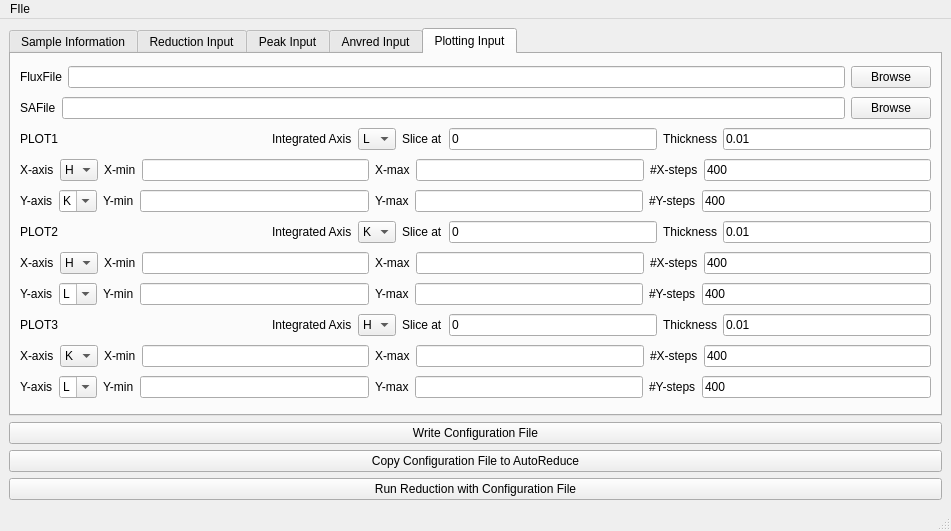
Above: design.ui from mantidproject/SCDReductionGUI before the change. Below: the same form after it.
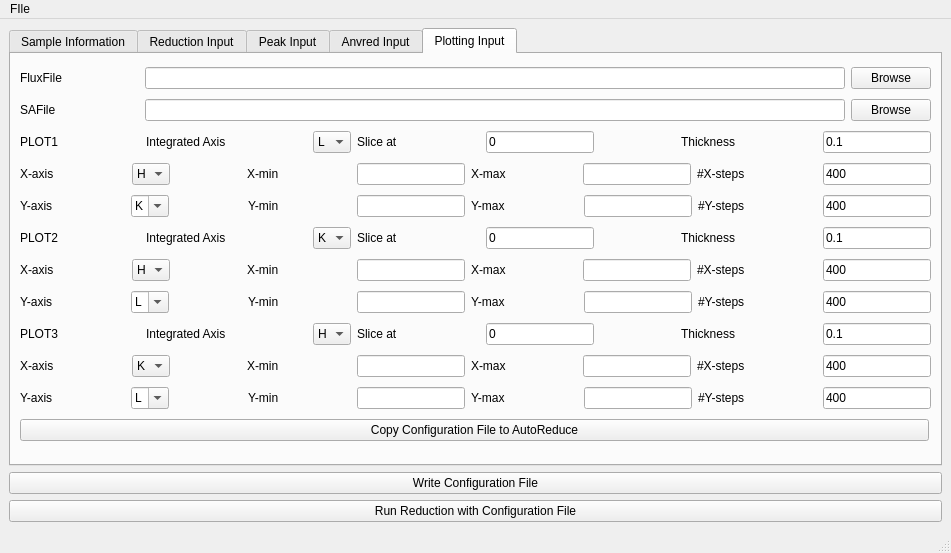
That is the form after the change. The open tabs and pages were chosen to show the change.

Commit message: Refs #master add live data checkbox

The edit to the form file:
```diff
--- a/design.ui
+++ b/design.ui
@@ -7,7 +7,7 @@
     <x>0</x>
     <y>0</y>
     <width>951</width>
-    <height>531</height>
+    <height>553</height>
    </rect>
   </property>
   <property name="windowTitle">
@@ -15,7 +15,7 @@
   </property>
   <widget class="QWidget" name="centralwidget">
    <layout class="QGridLayout" name="gridLayout">
-    <item row="3" column="0">
+    <item row="4" column="0">
      <widget class="QPushButton" name="PushButton_run">
       <property name="text">
        <string>Run Reduction with Configuration File</string>
@@ -3847,6 +3847,19 @@
               </property>
              </widget>
             </item>
+            <item>
+             <spacer name="horizontalSpacer_4">
+              <property name="orientation">
+               <enum>Qt::Horizontal</enum>
+              </property>
+              <property name="sizeHint" stdset="0">
+               <size>
+                <width>40</width>
+                <height>20</height>
+               </size>
+              </property>
+             </spacer>
+            </item>
             <item>
              <widget class="QLineEdit" name="FluxFile_ledt">
               <property name="minimumSize">
@@ -3887,6 +3900,19 @@
               </property>
              </widget>
             </item>
+            <item>
+             <spacer name="horizontalSpacer_5">
+              <property name="orientation">
+               <enum>Qt::Horizontal</enum>
+              </property>
+              <property name="sizeHint" stdset="0">
+               <size>
+                <width>40</width>
+                <height>20</height>
+               </size>
+              </property>
+             </spacer>
+            </item>
             <item>
              <widget class="QLineEdit" name="SAFile_ledt">
               <property name="minimumSize">
@@ -3953,6 +3979,19 @@
               </property>
              </widget>
             </item>
+            <item>
+             <spacer name="horizontalSpacer_41">
+              <property name="orientation">
+               <enum>Qt::Horizontal</enum>
+              </property>
+              <property name="sizeHint" stdset="0">
+               <size>
+                <width>40</width>
+                <height>20</height>
+               </size>
+              </property>
+             </spacer>
+            </item>
             <item>
              <widget class="QComboBox" name="l1">
               <property name="maximumSize">
@@ -3994,6 +4033,19 @@
               </property>
              </widget>
             </item>
+            <item>
+             <spacer name="horizontalSpacer_28">
+              <property name="orientation">
+               <enum>Qt::Horizontal</enum>
+              </property>
+              <property name="sizeHint" stdset="0">
+               <size>
+                <width>40</width>
+                <height>20</height>
+               </size>
+              </property>
+             </spacer>
+            </item>
             <item>
              <widget class="QLineEdit" name="slice1">
               <property name="maximumSize">
@@ -4010,6 +4062,19 @@
               </property>
              </widget>
             </item>
+            <item>
+             <spacer name="horizontalSpacer_31">
+              <property name="orientation">
+               <enum>Qt::Horizontal</enum>
+              </property>
+              <property name="sizeHint" stdset="0">
+               <size>
+                <width>40</width>
+                <height>20</height>
+               </size>
+              </property>
+             </spacer>
+            </item>
             <item>
              <widget class="QLabel" name="label_16">
               <property name="maximumSize">
@@ -4023,6 +4088,19 @@
               </property>
              </widget>
             </item>
+            <item>
+             <spacer name="horizontalSpacer_27">
+              <property name="orientation">
+               <enum>Qt::Horizontal</enum>
+              </property>
+              <property name="sizeHint" stdset="0">
+               <size>
+                <width>40</width>
+                <height>20</height>
+               </size>
+              </property>
+             </spacer>
+            </item>
             <item>
              <widget class="QLineEdit" name="thickness1">
               <property name="maximumSize">
@@ -4035,7 +4113,7 @@
                <string extracomment="Thickness in Angstroms"/>
               </property>
               <property name="text">
-               <string>0.01</string>
+               <string>0.1</string>
               </property>
              </widget>
             </item>
@@ -4056,6 +4134,19 @@
               </property>
              </widget>
             </item>
+            <item>
+             <spacer name="horizontalSpacer_33">
+              <property name="orientation">
+               <enum>Qt::Horizontal</enum>
+              </property>
+              <property name="sizeHint" stdset="0">
+               <size>
+                <width>40</width>
+                <height>20</height>
+               </size>
+              </property>
+             </spacer>
+            </item>
             <item>
              <widget class="QComboBox" name="h1">
               <property name="maximumSize">
@@ -4081,6 +4172,19 @@
               </item>
              </widget>
             </item>
+            <item>
+             <spacer name="horizontalSpacer_37">
+              <property name="orientation">
+               <enum>Qt::Horizontal</enum>
+              </property>
+              <property name="sizeHint" stdset="0">
+               <size>
+                <width>40</width>
+                <height>20</height>
+               </size>
+              </property>
+             </spacer>
+            </item>
             <item>
              <widget class="QLabel" name="label_2">
               <property name="maximumSize">
@@ -4094,6 +4198,19 @@
               </property>
              </widget>
             </item>
+            <item>
+             <spacer name="horizontalSpacer_6">
+              <property name="orientation">
+               <enum>Qt::Horizontal</enum>
+              </property>
+              <property name="sizeHint" stdset="0">
+               <size>
+                <width>40</width>
+                <height>20</height>
+               </size>
+              </property>
+             </spacer>
+            </item>
             <item>
              <widget class="QLineEdit" name="xmin1">
               <property name="maximumSize">
@@ -4126,6 +4243,19 @@
               </property>
              </widget>
             </item>
+            <item>
+             <spacer name="horizontalSpacer_12">
+              <property name="orientation">
+               <enum>Qt::Horizontal</enum>
+              </property>
+              <property name="sizeHint" stdset="0">
+               <size>
+                <width>40</width>
+                <height>20</height>
+               </size>
+              </property>
+             </spacer>
+            </item>
             <item>
              <widget class="QLineEdit" name="xmax1">
               <property name="maximumSize">
@@ -4158,6 +4288,19 @@
               </property>
              </widget>
             </item>
+            <item>
+             <spacer name="horizontalSpacer_18">
+              <property name="orientation">
+               <enum>Qt::Horizontal</enum>
+              </property>
+              <property name="sizeHint" stdset="0">
+               <size>
+                <width>40</width>
+                <height>20</height>
+               </size>
+              </property>
+             </spacer>
+            </item>
             <item>
              <widget class="QLineEdit" name="xsteps1">
               <property name="maximumSize">
@@ -4191,6 +4334,19 @@
               </property>
              </widget>
             </item>
+            <item>
+             <spacer name="horizontalSpacer_35">
+              <property name="orientation">
+               <enum>Qt::Horizontal</enum>
+              </property>
+              <property name="sizeHint" stdset="0">
+               <size>
+                <width>40</width>
+                <height>20</height>
+               </size>
+              </property>
+             </spacer>
+            </item>
             <item>
              <widget class="QComboBox" name="k1">
               <property name="maximumSize">
@@ -4222,6 +4378,19 @@
               </item>
              </widget>
             </item>
+            <item>
+             <spacer name="horizontalSpacer_38">
+              <property name="orientation">
+               <enum>Qt::Horizontal</enum>
+              </property>
+              <property name="sizeHint" stdset="0">
+               <size>
+                <width>40</width>
+                <height>20</height>
+               </size>
+              </property>
+             </spacer>
+            </item>
             <item>
              <widget class="QLabel" name="label_6">
               <property name="maximumSize">
@@ -4235,6 +4404,19 @@
               </property>
              </widget>
             </item>
+            <item>
+             <spacer name="horizontalSpacer_10">
+              <property name="orientation">
+               <enum>Qt::Horizontal</enum>
+              </property>
+              <property name="sizeHint" stdset="0">
+               <size>
+                <width>40</width>
+                <height>20</height>
+               </size>
+              </property>
+             </spacer>
+            </item>
             <item>
              <widget class="QLineEdit" name="ymin1">
               <property name="maximumSize">
@@ -4267,6 +4449,19 @@
               </property>
              </widget>
             </item>
+            <item>
+             <spacer name="horizontalSpacer_13">
+              <property name="orientation">
+               <enum>Qt::Horizontal</enum>
+              </property>
+              <property name="sizeHint" stdset="0">
+               <size>
+                <width>40</width>
+                <height>20</height>
+               </size>
+              </property>
+             </spacer>
+            </item>
             <item>
              <widget class="QLineEdit" name="ymax1">
               <property name="maximumSize">
@@ -4299,6 +4494,19 @@
               </property>
              </widget>
             </item>
+            <item>
+             <spacer name="horizontalSpacer_19">
+              <property name="orientation">
+               <enum>Qt::Horizontal</enum>
+              </property>
+              <property name="sizeHint" stdset="0">
+               <size>
+                <width>40</width>
+                <height>20</height>
+               </size>
+              </property>
+             </spacer>
+            </item>
             <item>
              <widget class="QLineEdit" name="ysteps1">
               <property name="maximumSize">
@@ -4352,6 +4560,19 @@
               </property>
              </widget>
             </item>
+            <item>
+             <spacer name="horizontalSpacer_40">
+              <property name="orientation">
+               <enum>Qt::Horizontal</enum>
+              </property>
+              <property name="sizeHint" stdset="0">
+               <size>
+                <width>40</width>
+                <height>20</height>
+               </size>
+              </property>
+             </spacer>
+            </item>
             <item>
              <widget class="QComboBox" name="k2">
               <property name="maximumSize">
@@ -4393,6 +4614,19 @@
               </property>
              </widget>
             </item>
+            <item>
+             <spacer name="horizontalSpacer_29">
+              <property name="orientation">
+               <enum>Qt::Horizontal</enum>
+              </property>
+              <property name="sizeHint" stdset="0">
+               <size>
+                <width>40</width>
+                <height>20</height>
+               </size>
+              </property>
+             </spacer>
+            </item>
             <item>
              <widget class="QLineEdit" name="slice2">
               <property name="maximumSize">
@@ -4409,6 +4643,19 @@
               </property>
              </widget>
             </item>
+            <item>
+             <spacer name="horizontalSpacer_30">
+              <property name="orientation">
+               <enum>Qt::Horizontal</enum>
+              </property>
+              <property name="sizeHint" stdset="0">
+               <size>
+                <width>40</width>
+                <height>20</height>
+               </size>
+              </property>
+             </spacer>
+            </item>
             <item>
              <widget class="QLabel" name="label_44">
               <property name="maximumSize">
@@ -4422,6 +4669,19 @@
               </property>
              </widget>
             </item>
+            <item>
+             <spacer name="horizontalSpacer_26">
+              <property name="orientation">
+               <enum>Qt::Horizontal</enum>
+              </property>
+              <property name="sizeHint" stdset="0">
+               <size>
+                <width>40</width>
+                <height>20</height>
+               </size>
+              </property>
+             </spacer>
+            </item>
             <item>
              <widget class="QLineEdit" name="thickness2">
               <property name="maximumSize">
@@ -4434,7 +4694,7 @@
                <string extracomment="Thickness in Angstroms"/>
               </property>
               <property name="text">
-               <string>0.01</string>
+               <string>0.1</string>
               </property>
              </widget>
             </item>
@@ -4455,6 +4715,19 @@
               </property>
              </widget>
             </item>
+            <item>
+             <spacer name="horizontalSpacer_34">
+              <property name="orientation">
+               <enum>Qt::Horizontal</enum>
+              </property>
+              <property name="sizeHint" stdset="0">
+               <size>
+                <width>40</width>
+                <height>20</height>
+               </size>
+              </property>
+             </spacer>
+            </item>
             <item>
              <widget class="QComboBox" name="h2">
               <property name="minimumSize">
@@ -4486,6 +4759,19 @@
               </item>
              </widget>
             </item>
+            <item>
+             <spacer name="horizontalSpacer_39">
+              <property name="orientation">
+               <enum>Qt::Horizontal</enum>
+              </property>
+              <property name="sizeHint" stdset="0">
+               <size>
+                <width>40</width>
+                <height>20</height>
+               </size>
+              </property>
+             </spacer>
+            </item>
             <item>
              <widget class="QLabel" name="label_29">
               <property name="maximumSize">
@@ -4499,6 +4785,19 @@
               </property>
              </widget>
             </item>
+            <item>
+             <spacer name="horizontalSpacer_7">
+              <property name="orientation">
+               <enum>Qt::Horizontal</enum>
+              </property>
+              <property name="sizeHint" stdset="0">
+               <size>
+                <width>40</width>
+                <height>20</height>
+               </size>
+              </property>
+             </spacer>
+            </item>
             <item>
              <widget class="QLineEdit" name="xmin2">
               <property name="maximumSize">
@@ -4531,6 +4830,19 @@
               </property>
              </widget>
             </item>
+            <item>
+             <spacer name="horizontalSpacer_14">
+              <property name="orientation">
+               <enum>Qt::Horizontal</enum>
+              </property>
+              <property name="sizeHint" stdset="0">
+               <size>
+                <width>40</width>
+                <height>20</height>
+               </size>
+              </property>
+             </spacer>
+            </item>
             <item>
              <widget class="QLineEdit" name="xmax2">
               <property name="maximumSize">
@@ -4563,6 +4875,19 @@
               </property>
              </widget>
             </item>
+            <item>
+             <spacer name="horizontalSpacer_20">
+              <property name="orientation">
+               <enum>Qt::Horizontal</enum>
+              </property>
+              <property name="sizeHint" stdset="0">
+               <size>
+                <width>40</width>
+                <height>20</height>
+               </size>
+              </property>
+             </spacer>
+            </item>
             <item>
              <widget class="QLineEdit" name="xsteps2">
               <property name="maximumSize">
@@ -4596,6 +4921,19 @@
               </property>
              </widget>
             </item>
+            <item>
+             <spacer name="horizontalSpacer_45">
+              <property name="orientation">
+               <enum>Qt::Horizontal</enum>
+              </property>
+              <property name="sizeHint" stdset="0">
+               <size>
+                <width>40</width>
+                <height>20</height>
+               </size>
+              </property>
+             </spacer>
+            </item>
             <item>
              <widget class="QComboBox" name="l2">
               <property name="maximumSize">
@@ -4627,6 +4965,19 @@
               </item>
              </widget>
             </item>
+            <item>
+             <spacer name="horizontalSpacer_46">
+              <property name="orientation">
+               <enum>Qt::Horizontal</enum>
+              </property>
+              <property name="sizeHint" stdset="0">
+               <size>
+                <width>40</width>
+                <height>20</height>
+               </size>
+              </property>
+             </spacer>
+            </item>
             <item>
              <widget class="QLabel" name="label_39">
               <property name="maximumSize">
@@ -4640,6 +4991,19 @@
               </property>
              </widget>
             </item>
+            <item>
+             <spacer name="horizontalSpacer_9">
+              <property name="orientation">
+               <enum>Qt::Horizontal</enum>
+              </property>
+              <property name="sizeHint" stdset="0">
+               <size>
+                <width>40</width>
+                <height>20</height>
+               </size>
+              </property>
+             </spacer>
+            </item>
             <item>
              <widget class="QLineEdit" name="ymin2">
               <property name="maximumSize">
@@ -4672,6 +5036,19 @@
               </property>
              </widget>
             </item>
+            <item>
+             <spacer name="horizontalSpacer_15">
+              <property name="orientation">
+               <enum>Qt::Horizontal</enum>
+              </property>
+              <property name="sizeHint" stdset="0">
+               <size>
+                <width>40</width>
+                <height>20</height>
+               </size>
+              </property>
+             </spacer>
+            </item>
             <item>
              <widget class="QLineEdit" name="ymax2">
               <property name="maximumSize">
@@ -4704,6 +5081,19 @@
               </property>
              </widget>
             </item>
+            <item>
+             <spacer name="horizontalSpacer_21">
+              <property name="orientation">
+               <enum>Qt::Horizontal</enum>
+              </property>
+              <property name="sizeHint" stdset="0">
+               <size>
+                <width>40</width>
+                <height>20</height>
+               </size>
+              </property>
+             </spacer>
+            </item>
             <item>
              <widget class="QLineEdit" name="ysteps2">
               <property name="maximumSize">
@@ -4757,6 +5147,19 @@
               </property>
              </widget>
             </item>
+            <item>
+             <spacer name="horizontalSpacer_42">
+              <property name="orientation">
+               <enum>Qt::Horizontal</enum>
+              </property>
+              <property name="sizeHint" stdset="0">
+               <size>
+                <width>40</width>
+                <height>20</height>
+               </size>
+              </property>
+             </spacer>
+            </item>
             <item>
              <widget class="QComboBox" name="l3">
               <property name="maximumSize">
@@ -4798,6 +5201,19 @@
               </property>
              </widget>
             </item>
+            <item>
+             <spacer name="horizontalSpacer_24">
+              <property name="orientation">
+               <enum>Qt::Horizontal</enum>
+              </property>
+              <property name="sizeHint" stdset="0">
+               <size>
+                <width>40</width>
+                <height>20</height>
+               </size>
+              </property>
+             </spacer>
+            </item>
             <item>
              <widget class="QLineEdit" name="slice3">
               <property name="maximumSize">
@@ -4814,6 +5230,19 @@
               </property>
              </widget>
             </item>
+            <item>
+             <spacer name="horizontalSpacer_32">
+              <property name="orientation">
+               <enum>Qt::Horizontal</enum>
+              </property>
+              <property name="sizeHint" stdset="0">
+               <size>
+                <width>40</width>
+                <height>20</height>
+               </size>
+              </property>
+             </spacer>
+            </item>
             <item>
              <widget class="QLabel" name="label_61">
               <property name="maximumSize">
@@ -4827,6 +5256,19 @@
               </property>
              </widget>
             </item>
+            <item>
+             <spacer name="horizontalSpacer_25">
+              <property name="orientation">
+               <enum>Qt::Horizontal</enum>
+              </property>
+              <property name="sizeHint" stdset="0">
+               <size>
+                <width>40</width>
+                <height>20</height>
+               </size>
+              </property>
+             </spacer>
+            </item>
             <item>
              <widget class="QLineEdit" name="thickness3">
               <property name="maximumSize">
@@ -4842,7 +5284,7 @@
                <string extracomment="Thickness in Angstroms"/>
               </property>
               <property name="text">
-               <string>0.01</string>
+               <string>0.1</string>
               </property>
              </widget>
             </item>
@@ -4863,6 +5305,19 @@
               </property>
              </widget>
             </item>
+            <item>
+             <spacer name="horizontalSpacer_43">
+              <property name="orientation">
+               <enum>Qt::Horizontal</enum>
+              </property>
+              <property name="sizeHint" stdset="0">
+               <size>
+                <width>40</width>
+                <height>20</height>
+               </size>
+              </property>
+             </spacer>
+            </item>
             <item>
              <widget class="QComboBox" name="h3">
               <property name="maximumSize">
@@ -4891,6 +5346,19 @@
               </item>
              </widget>
             </item>
+            <item>
+             <spacer name="horizontalSpacer_36">
+              <property name="orientation">
+               <enum>Qt::Horizontal</enum>
+              </property>
+              <property name="sizeHint" stdset="0">
+               <size>
+                <width>40</width>
+                <height>20</height>
+               </size>
+              </property>
+             </spacer>
+            </item>
             <item>
              <widget class="QLabel" name="label_52">
               <property name="maximumSize">
@@ -4904,6 +5372,19 @@
               </property>
              </widget>
             </item>
+            <item>
+             <spacer name="horizontalSpacer_8">
+              <property name="orientation">
+               <enum>Qt::Horizontal</enum>
+              </property>
+              <property name="sizeHint" stdset="0">
+               <size>
+                <width>40</width>
+                <height>20</height>
+               </size>
+              </property>
+             </spacer>
+            </item>
             <item>
              <widget class="QLineEdit" name="xmin3">
               <property name="maximumSize">
@@ -4936,6 +5417,19 @@
               </property>
              </widget>
             </item>
+            <item>
+             <spacer name="horizontalSpacer_16">
+              <property name="orientation">
+               <enum>Qt::Horizontal</enum>
+              </property>
+              <property name="sizeHint" stdset="0">
+               <size>
+                <width>40</width>
+                <height>20</height>
+               </size>
+              </property>
+             </spacer>
+            </item>
             <item>
              <widget class="QLineEdit" name="xmax3">
               <property name="maximumSize">
@@ -4968,6 +5462,19 @@
               </property>
              </widget>
             </item>
+            <item>
+             <spacer name="horizontalSpacer_22">
+              <property name="orientation">
+               <enum>Qt::Horizontal</enum>
+              </property>
+              <property name="sizeHint" stdset="0">
+               <size>
+                <width>40</width>
+                <height>20</height>
+               </size>
+              </property>
+             </spacer>
+            </item>
             <item>
              <widget class="QLineEdit" name="xsteps3">
               <property name="maximumSize">
@@ -5001,6 +5508,19 @@
               </property>
              </widget>
             </item>
+            <item>
+             <spacer name="horizontalSpacer_44">
+              <property name="orientation">
+               <enum>Qt::Horizontal</enum>
+              </property>
+              <property name="sizeHint" stdset="0">
+               <size>
+                <width>40</width>
+                <height>20</height>
+               </size>
+              </property>
+             </spacer>
+            </item>
             <item>
              <widget class="QComboBox" name="k3">
               <property name="maximumSize">
@@ -5032,6 +5552,19 @@
               </item>
              </widget>
             </item>
+            <item>
+             <spacer name="horizontalSpacer_47">
+              <property name="orientation">
+               <enum>Qt::Horizontal</enum>
+              </property>
+              <property name="sizeHint" stdset="0">
+               <size>
+                <width>40</width>
+                <height>20</height>
+               </size>
+              </property>
+             </spacer>
+            </item>
             <item>
              <widget class="QLabel" name="label_57">
               <property name="maximumSize">
@@ -5045,6 +5578,19 @@
               </property>
              </widget>
             </item>
+            <item>
+             <spacer name="horizontalSpacer_11">
+              <property name="orientation">
+               <enum>Qt::Horizontal</enum>
+              </property>
+              <property name="sizeHint" stdset="0">
+               <size>
+                <width>40</width>
+                <height>20</height>
+               </size>
+              </property>
+             </spacer>
+            </item>
             <item>
              <widget class="QLineEdit" name="ymin3">
               <property name="maximumSize">
@@ -5077,6 +5623,19 @@
               </property>
              </widget>
             </item>
+            <item>
+             <spacer name="horizontalSpacer_17">
+              <property name="orientation">
+               <enum>Qt::Horizontal</enum>
+              </property>
+              <property name="sizeHint" stdset="0">
+               <size>
+                <width>40</width>
+                <height>20</height>
+               </size>
+              </property>
+             </spacer>
+            </item>
             <item>
              <widget class="QLineEdit" name="ymax3">
               <property name="maximumSize">
@@ -5109,6 +5668,19 @@
               </property>
              </widget>
             </item>
+            <item>
+             <spacer name="horizontalSpacer_23">
+              <property name="orientation">
+               <enum>Qt::Horizontal</enum>
+              </property>
+              <property name="sizeHint" stdset="0">
+               <size>
+                <width>40</width>
+                <height>20</height>
+               </size>
+              </property>
+             </spacer>
+            </item>
             <item>
              <widget class="QLineEdit" name="ysteps3">
               <property name="maximumSize">
@@ -5127,6 +5699,19 @@
             </item>
            </layout>
           </item>
+          <item>
+           <widget class="QPushButton" name="PushButton_auto">
+            <property name="maximumSize">
+             <size>
+              <width>909</width>
+              <height>16777215</height>
+             </size>
+            </property>
+            <property name="text">
+             <string>Copy Configuration File to AutoReduce</string>
+            </property>
+           </widget>
+          </item>
          </layout>
         </widget>
        </widget>
@@ -5134,13 +5719,6 @@
      </layout>
     </item>
     <item row="2" column="0">
-     <widget class="QPushButton" name="PushButton_auto">
-      <property name="text">
-       <string>Copy Configuration File to AutoReduce</string>
-      </property>
-     </widget>
-    </item>
-    <item row="1" column="0">
      <widget class="QPushButton" name="PushButton_config">
       <property name="text">
        <string>Write Configuration File</string>
```
Left out of the diff: 280 changed lines with no effect on the pictures. The commit also changes 4 other files.
